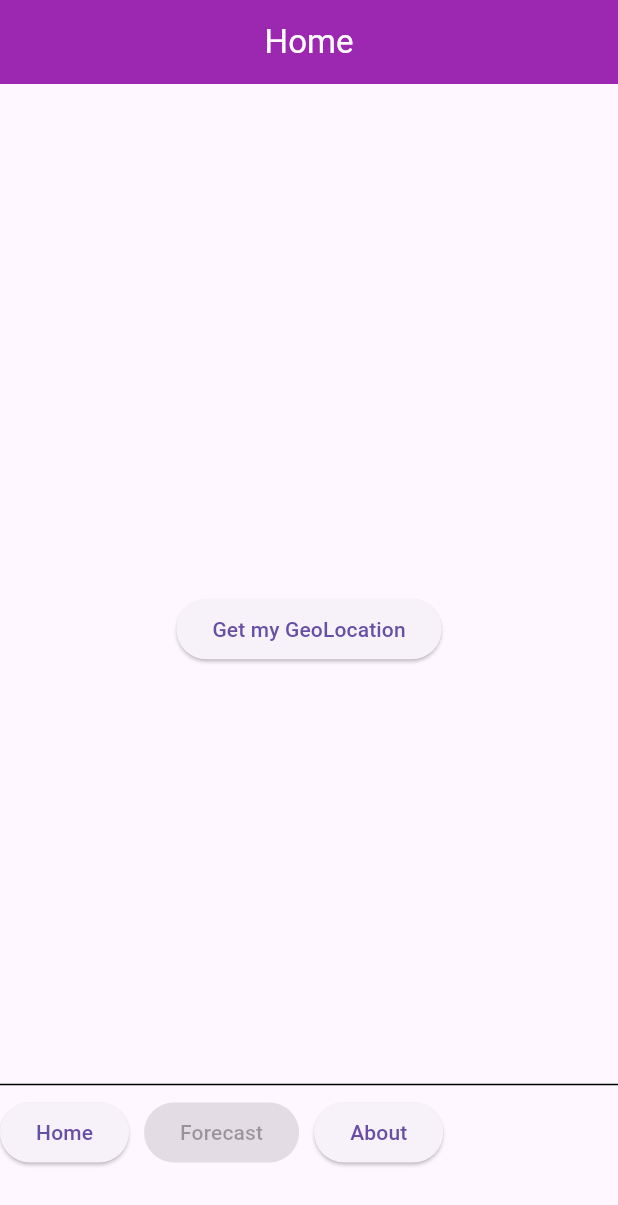
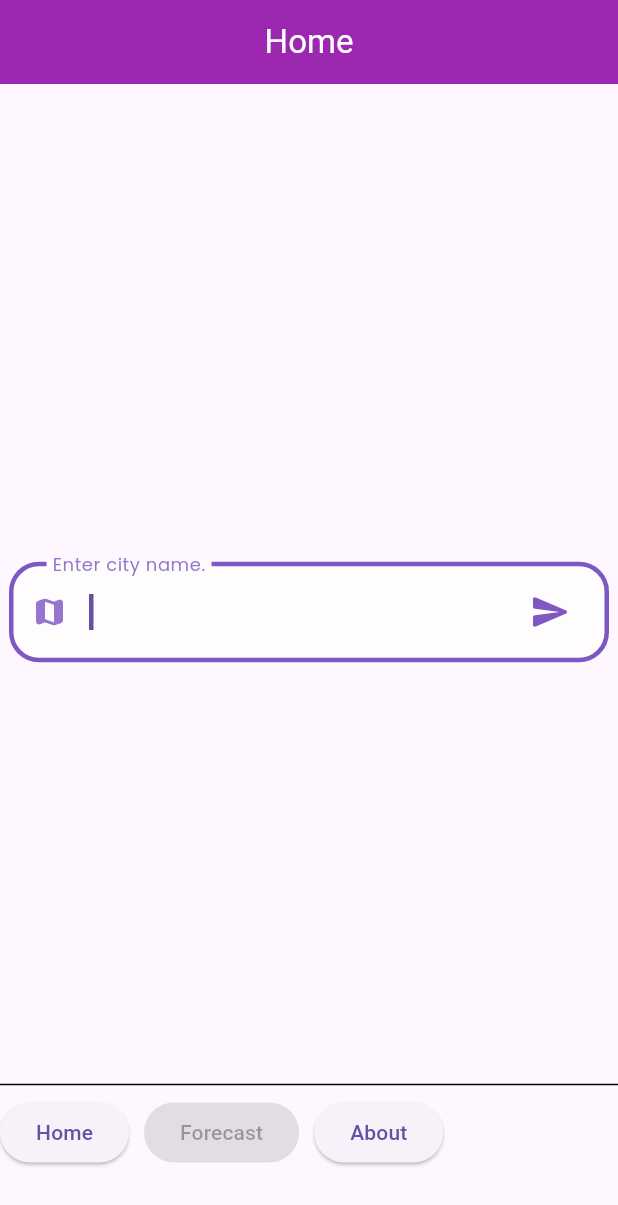
Before and after one commit to AakrishLama/Meteorological_Outlook, a Flutter app: the screen it shows after launch, on a phone screen of 412 x 824 dp. Shown: the top 1205 px of the screen. Run offline on Flutter 3.47's test engine with Material 3 defaults, Android fonts, the phone set to English and light mode, and no system bars; our stand-ins replace flutter_dotenv, flutter_riverpod, geolocator, go_router, google_fonts, permission_handler and 1 more.

```diff
--- a/weather_app/lib/Screens/home.dart
+++ b/weather_app/lib/Screens/home.dart
@@ -4,6 +4,7 @@ import "package:go_router/go_router.dart";
 import 'package:intl/intl.dart';
 import 'package:weather_app/Provider/Location_provider.dart';
 import 'package:weather_app/Provider/Weather.dart';
+import 'package:weather_app/widgets/input.dart';
 import 'package:weather_app/widgets/appbar.dart';
 import 'package:weather_app/widgets/footer.dart';
 
@@ -15,7 +16,13 @@ class MyLocation extends ConsumerStatefulWidget {
 }
 
 class _MyLocationState extends ConsumerState<MyLocation> {
+  TextEditingController inputController = TextEditingController();
   bool _isLoading = false;
+
+  submit() {
+    inputController.clear();
+    print("submit");
+  }
 
   void fetchGeoLocation() async {
     setState(() => _isLoading = true);
@@ -29,18 +36,25 @@ class _MyLocationState extends ConsumerState<MyLocation> {
   }
 
   @override
+  void initState(){
+    fetchGeoLocation();
+  }
+
+  @override
   Widget build(BuildContext context) {
     final locationState = ref.watch(locationProvider);
     final weatherAsync = ref.watch(weatherProvider);
 
     return Scaffold(
-      appBar: Appbar(heading: 'Home',),
+      appBar: Appbar(heading: 'Home'),
       body: Stack(
         children: [
           Center(
             child: Column(
               mainAxisAlignment: MainAxisAlignment.center,
               children: [
+                Input(inputController: inputController, onSubmit: submit),
+                const SizedBox(height: 20),
                 if (_isLoading) const CircularProgressIndicator(),
                 if (locationState.locationMessage != null &&
                     locationState.latitude != null &&
@@ -48,18 +62,18 @@ class _MyLocationState extends ConsumerState<MyLocation> {
                   Column(
                     children: [
                       Text(locationState.locationMessage!),
-                      Text(
-                        "Lat: ${locationState.latitude!.toStringAsFixed(4)}",
-                      ),
-                      Text(
-                        "Long: ${locationState.longitude!.toStringAsFixed(4)}",
-                      ),
+                      // Text(
+                      //   "Lat: ${locationState.latitude!.toStringAsFixed(4)}",
+                      // ),
+                      // Text(
+                      //   "Long: ${locationState.longitude!.toStringAsFixed(4)}",
+                      // ),
                     ],
                   ),
-                ElevatedButton(
-                  onPressed: fetchGeoLocation,
-                  child: const Text("Get my GeoLocation"),
-                ),
+                // ElevatedButton(
+                //   onPressed: fetchGeoLocation,
+                //   child: const Text("Get my GeoLocation"),
+                // ),
                 const SizedBox(height: 20),
                 weatherAsync.when(
                   data: (data) {
--- /dev/null
+++ b/weather_app/lib/widgets/input.dart
@@ -0,0 +1,81 @@
+import 'package:flutter/material.dart';
+import "package:google_fonts/google_fonts.dart";
+
+class Input extends StatelessWidget {
+  // controller for the text field
+  final TextEditingController inputController;
+  // callback function to be called when the user submits the input
+  final VoidCallback? onSubmit;
+
+  const Input({super.key, required this.inputController, this.onSubmit});
+
+  @override
+  Widget build(BuildContext context) {
+    return SizedBox(
+      width: 400,
+      height: 70, // Slightly taller for better visual impact
+      child: TextField(
+        controller: inputController,
+        autofocus: true,
+        style: GoogleFonts.poppins(
+          fontSize: 18,
+          color: Colors.deepPurple[800],
+          fontWeight: FontWeight.w500,
+        ),
+        cursorWidth: 3,
+        cursorHeight: 24,
+        decoration: InputDecoration(
+          labelText: 'Enter city name.',
+          labelStyle: GoogleFonts.poppins(
+            color: Colors.deepPurple[300],
+            fontSize: 16,
+          ),
+          filled: true,
+          fillColor: const Color.fromARGB(255, 254, 252, 252),
+          border: OutlineInputBorder(
+            borderRadius: BorderRadius.circular(15),
+            borderSide: BorderSide.none,
+          ),
+          enabledBorder: OutlineInputBorder(
+            borderRadius: BorderRadius.circular(15),
+            borderSide: BorderSide(
+              color: Colors.deepPurple[100]!,
+              width: 2.5,
+            ),
+          ),
+          focusedBorder: OutlineInputBorder(
+            borderRadius: BorderRadius.circular(20),
+            borderSide: BorderSide(
+              color: Colors.deepPurple[400]!,
+              width: 3,
+            ),
+          ),
+          contentPadding: const EdgeInsets.symmetric(
+            horizontal: 25,
+            vertical: 20,
+          ),
+          prefixIcon: Padding(
+            padding: const EdgeInsets.only(left: 15, right: 10),
+            child: Icon(
+              Icons.map_rounded,
+              color: Colors.deepPurple[300],
+              size: 24,
+            ),
+          ),
+          suffixIcon: Padding(
+            padding: const EdgeInsets.only(right: 15),
+            child: IconButton(
+              icon: Icon(
+                Icons.send_rounded,
+                color: Colors.deepPurple[400],
+                size: 28,
+              ),
+              onPressed: onSubmit,
+            ),
+          ),
+        ),
+        onSubmitted: (_) => onSubmit!(),
+      ),
+    );
+  }
+}
--- a/weather_app/pubspec.yaml
+++ b/weather_app/pubspec.yaml
@@ -42,6 +42,7 @@ dependencies:
   flutter_riverpod: ^2.6.1
   flutter_dotenv: ^5.2.1
   intl: ^0.20.2
+  google_fonts: ^6.2.1
 
 dev_dependencies:
   flutter_test:
```
Also changed, not shown: weather_app/pubspec.lock, 1 other file.
